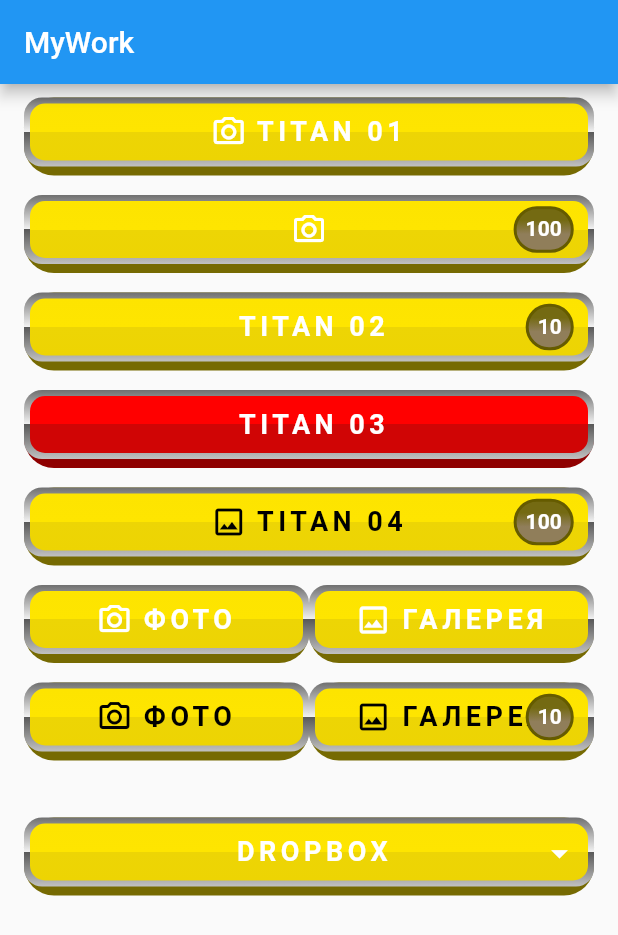
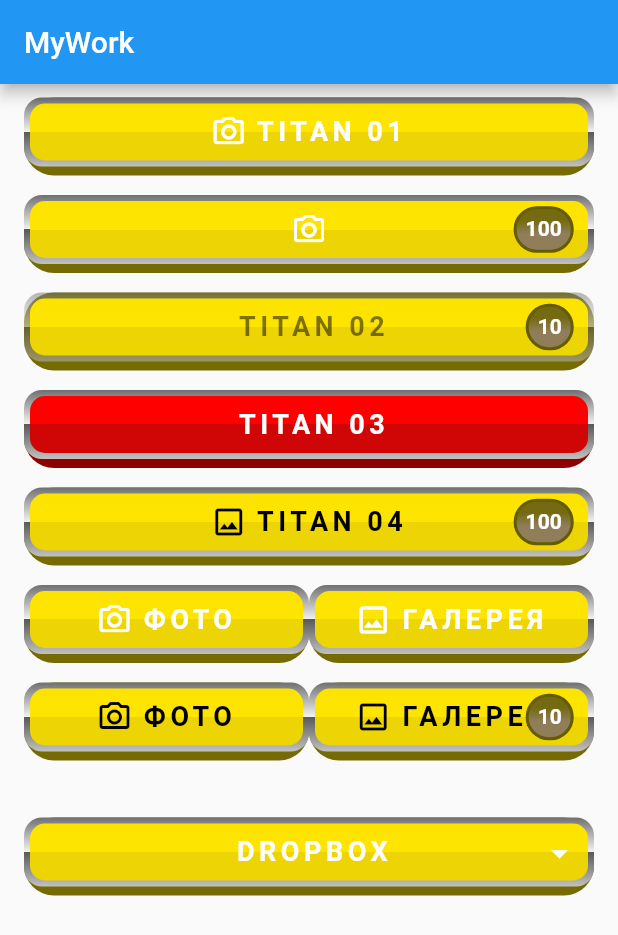
Before and after one commit to Medvedoc/gestrude_project, a Flutter app: the screen it shows after launch, on a phone screen of 412 x 824 dp. Shown: the top 935 px of the screen. Run offline on Flutter 3.47's test engine with Material 2 defaults, Android fonts, the phone set to English and light mode, and no system bars; missing offline and left inert: flutter_shine, icon_shadow; Roboto replaces fonts that are missing (Robots); statements that could not run were skipped.

Commit message:
button with black color

```diff
--- a/lib/main.dart
+++ b/lib/main.dart
@@ -39,7 +39,6 @@ class _MyAppState extends State<MyApp> {
 class TitanButtonWidget extends StatelessWidget {
   @override
   Widget build(BuildContext context) {
-
     var titanButtonStandart = TitanButtonStyle();
     titanButtonStandart.colors[14] = Colors.black;
     titanButtonStandart.colors[15] = Colors.black;
@@ -47,6 +46,15 @@ class TitanButtonWidget extends StatelessWidget {
     titanButtonStandart.textShadowy = 0;
     titanButtonStandart.intensity = 0;
     titanButtonStandart.showShadow = false;
+
+    var titanButtonStandart2 = TitanButtonStyle();
+    //titanButtonStandart2.colors[14] = Colors.black;
+    titanButtonStandart2.colors[14] = Colors.black.withOpacity(0.5);
+    titanButtonStandart2.colors[15] = Colors.black;
+    titanButtonStandart2.textShadowx = -12;
+    titanButtonStandart2.textShadowy = -12;
+    titanButtonStandart2.intensity = 3;
+    titanButtonStandart2.showShadow = true;
 
     return Container(
       child: Column(
@@ -63,7 +71,7 @@ class TitanButtonWidget extends StatelessWidget {
               style: TitanButtonStyle()),
           SizedBox(height: 5.0),
           TitanButton(
-              headButton: "Titan 02", count: 10, style: TitanButtonStyle()),
+              headButton: "Titan 02", count: 10, style: titanButtonStandart2),
           SizedBox(height: 5.0),
           TitanButton(
               gradient: true,
```
